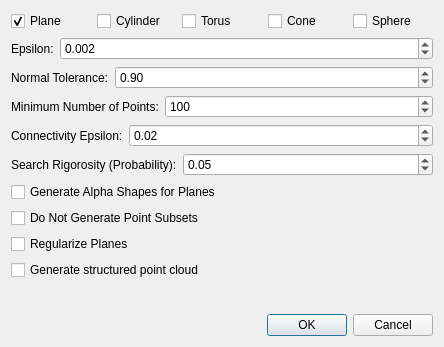
Qt form Polyhedron/demo/Polyhedron/Plugins/Point_set/Point_set_shape_detection_plugin.ui (CGAL/cgal) before a commit.
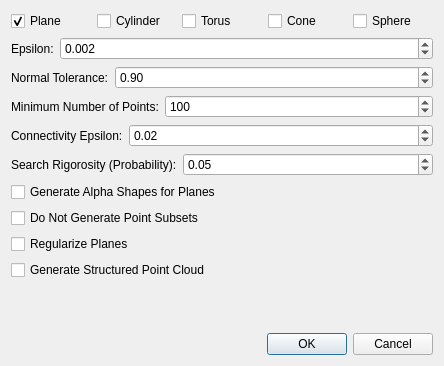
The same form after that commit.

Commit message: Shape Detection: capitalize "structured point cloud"

Patch:
```diff
--- a/Polyhedron/demo/Polyhedron/Plugins/Point_set/Point_set_shape_detection_plugin.ui
+++ b/Polyhedron/demo/Polyhedron/Plugins/Point_set/Point_set_shape_detection_plugin.ui
@@ -7,7 +7,7 @@
     <x>0</x>
     <y>0</y>
     <width>444</width>
-    <height>347</height>
+    <height>366</height>
    </rect>
   </property>
   <property name="windowTitle">
@@ -224,7 +224,7 @@
    <item>
     <widget class="QCheckBox" name="m_generate_structured">
      <property name="text">
-      <string>Generate structured point cloud</string>
+      <string>Generate Structured Point Cloud</string>
      </property>
     </widget>
    </item>
```
